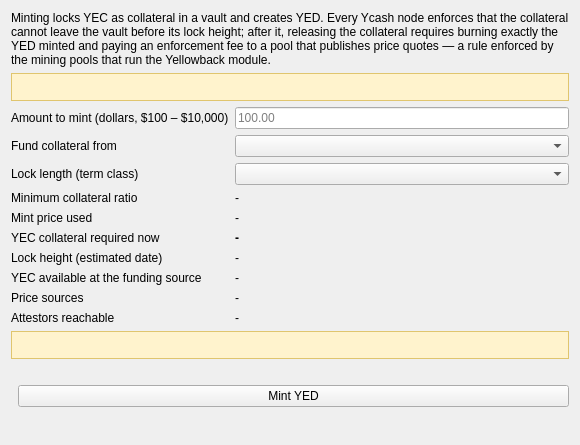
The window that src/yellowbackmint.ui (boyfromcave/yecwallet-dd) describes before a commit, drawn with Qt 5.
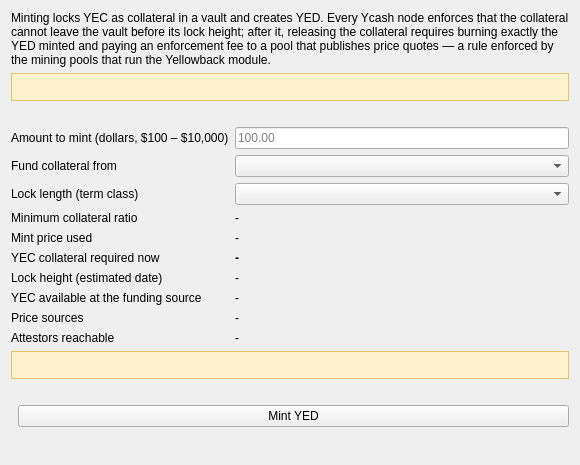
The same window after the commit.

The edit to the form file:
```diff
--- a/src/yellowbackmint.ui
+++ b/src/yellowbackmint.ui
@@ -16,6 +16,13 @@
      <property name="text"><string/></property>
     </widget>
    </item>
+   <item>
+    <widget class="QLabel" name="lblClassNote">
+     <property name="wordWrap"><bool>true</bool></property>
+     <property name="text"><string/></property>
+     <property name="styleSheet"><string notr="true">QLabel { color: #444; }</string></property>
+    </widget>
+   </item>
    <item>
     <layout class="QFormLayout" name="mintForm">
      <item row="0" column="0"><widget class="QLabel" name="m1"><property name="text"><string>Amount to mint (dollars, $100 – $10,000)</string></property></widget></item>
```
